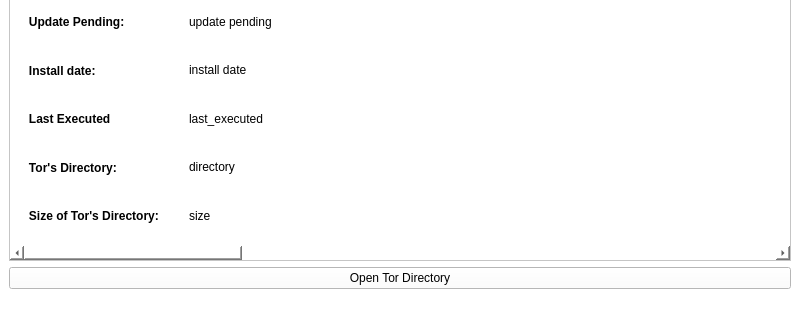
Before: the Qt Designer form frontend/infoWindow.ui in Herenot/Tor-Forensic-Manager-TFM-, drawn with Qt 5; both pictures show x 0 to 800 and y 280 to 600 of the 800 by 600 pixel window.
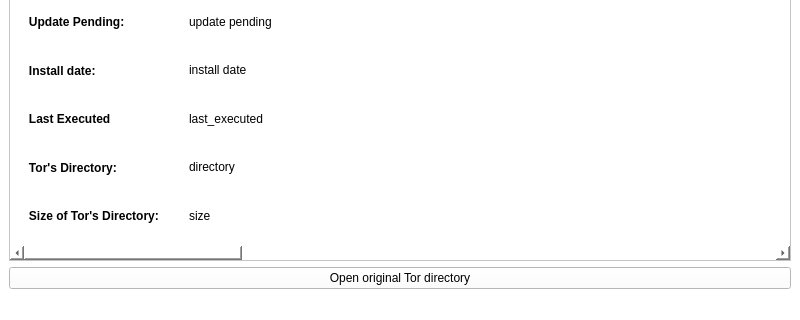
After: the same form once the commit is applied. Icons and pictures are not drawn.

Diff of the .ui file:
```diff
--- a/frontend/infoWindow.ui
+++ b/frontend/infoWindow.ui
@@ -342,7 +342,7 @@
     <item>
      <widget class="QPushButton" name="open_directory_button">
       <property name="text">
-       <string>Open Tor Directory</string>
+       <string>Open original Tor directory</string>
       </property>
      </widget>
     </item>
```
